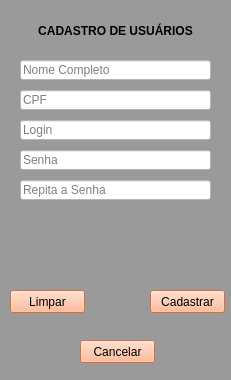
First picture: the form in formularios/frmCadastroUsuarios.ui, repository AndreConforti/projeto-faculdade, before the edit.
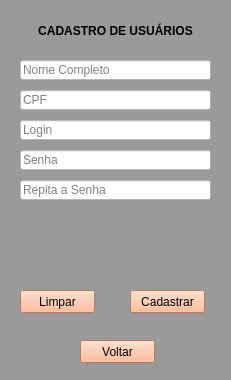
Second picture: the form after the edit.

```diff
--- a/formularios/frmCadastroUsuarios.ui
+++ b/formularios/frmCadastroUsuarios.ui
@@ -33,13 +33,13 @@
      <string notr="true">background-color: rgb(255, 170, 127);</string>
     </property>
     <property name="text">
-     <string>Cancelar</string>
+     <string>Voltar</string>
     </property>
    </widget>
    <widget class="QPushButton" name="btnLimpar">
     <property name="geometry">
      <rect>
-      <x>10</x>
+      <x>20</x>
       <y>290</y>
       <width>75</width>
       <height>23</height>
@@ -55,7 +55,7 @@
    <widget class="QPushButton" name="btnCadastrar">
     <property name="geometry">
      <rect>
-      <x>150</x>
+      <x>130</x>
       <y>290</y>
       <width>75</width>
       <height>23</height>
```
Left out of the diff: 2 changed lines with no effect on the pictures.
